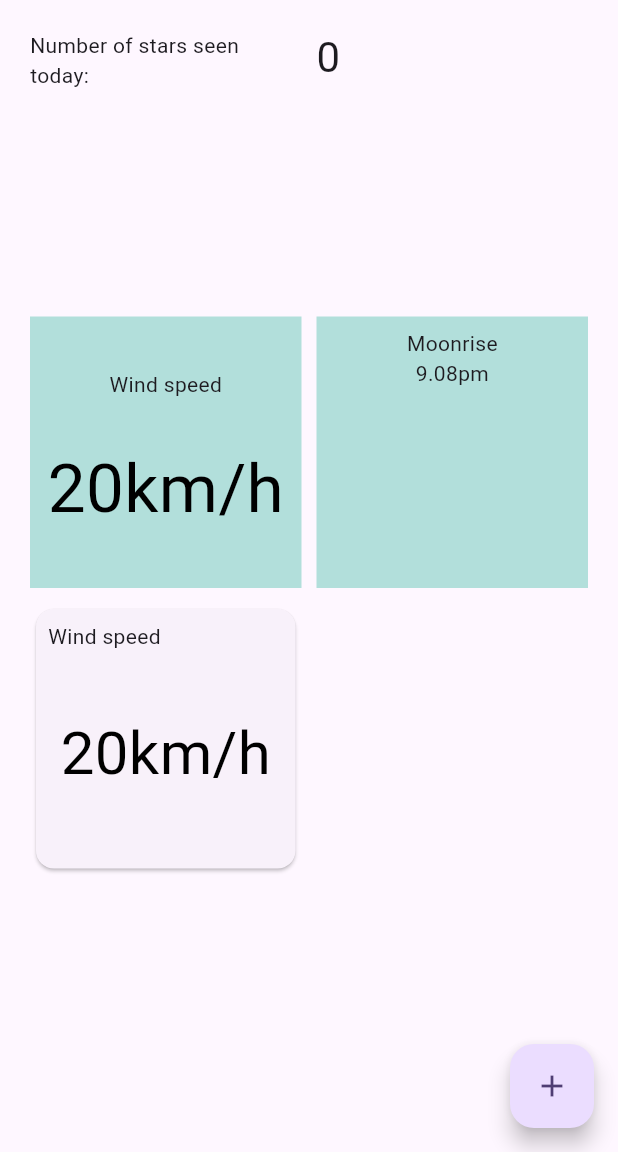
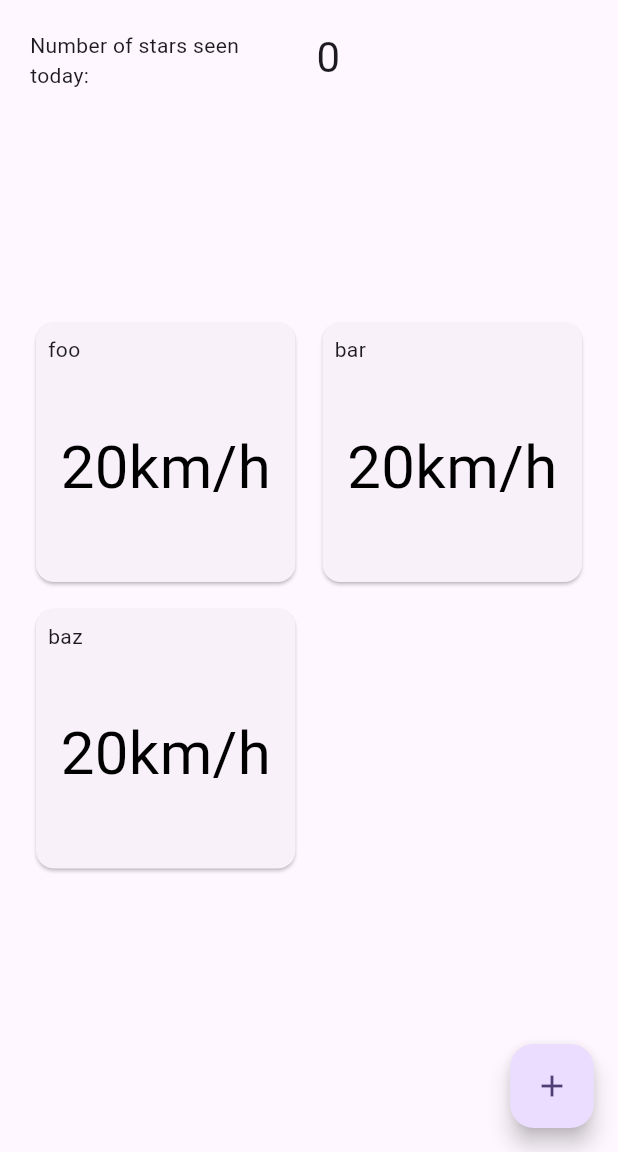
Before and after one commit to johnkimhyuntae/astral, a Flutter app: the screen it shows after launch, on a phone screen of 412 x 824 dp, the part 84-1236 px from its top. Run offline on Flutter 3.47's test engine with Material 3 defaults, Android fonts, the phone set to English and light mode, and no system bars.

Commit message:
Added custom card widget

```diff
--- a/lib/main.dart
+++ b/lib/main.dart
@@ -1,6 +1,7 @@
 import 'package:flutter/material.dart';
 import 'package:flutter/widgets.dart';
 
+import 'weather_info_card.dart';
 void main() {
   runApp(const MyApp());
 }
@@ -90,9 +91,9 @@ class _MyHomePageState extends State<MyHomePage> {
       body: Center(
         // Center is a layout widget. It takes a single child and positions it
         // in the middle of the parent.
-        child: GridView.extent(
+        child: GridView.count(
           padding: const EdgeInsets.all(20),
-          maxCrossAxisExtent: 200,
+          crossAxisCount: 2,
           crossAxisSpacing: 10,
           mainAxisSpacing: 10,
           children: <Widget>[
@@ -103,33 +104,9 @@ class _MyHomePageState extends State<MyHomePage> {
               '$_counter',
               style: Theme.of(context).textTheme.headlineMedium,
             ),
-            Container(
-              padding: const EdgeInsets.all(8),
-              color: Colors.teal[100],
-              child: const Column(
-                mainAxisAlignment: MainAxisAlignment.spaceEvenly,
-                children: [
-                  Text("Wind speed"),
-                  Text('20km/h',
-                    style: TextStyle(
-                    color: Colors.black,
-                    fontSize: 45,
-                    )
-                  ),
-                ],
-              ),
-            ),
-            Container(
-              padding: const EdgeInsets.all(8),
-              color: Colors.teal[100],
-              child: const Column(
-                children: [
-                  Text("Moonrise",),
-                  Text('9.08pm'),
-                ],
-              ),
-            ),
-            const WeatherInfoCard(),
+            const WeatherInfoCard(title:"foo"),
+            const WeatherInfoCard(title:"bar"),
+            const WeatherInfoCard(title:"baz"),
           ],
         ),
       ),
@@ -141,43 +118,3 @@ class _MyHomePageState extends State<MyHomePage> {
     );
   }
 }
-
-class WeatherInfoCard extends StatefulWidget {
-  const WeatherInfoCard({super.key});
-
-  @override
-  State<WeatherInfoCard> createState() => _WeatherInfoCardState();
-}
-
-class _WeatherInfoCardState extends State<WeatherInfoCard> {
-  @override
-  Widget build(BuildContext context) {
-    return const Center(
-      child: SizedBox(
-        width: double.infinity,
-        child: Card(
-          child: Column(
-            children: [
-              Padding(
-                padding: EdgeInsets.only(left: 8.0, top: 8.0),
-                child: Align(
-                  alignment: Alignment.centerLeft,
-                  child: Text("Wind speed")
-                ),
-              ),
-              Padding(
-                padding: EdgeInsets.symmetric(vertical: 40.0),
-                child: Text('20km/h',
-                  style: TextStyle(
-                  color: Colors.black,
-                  fontSize: 40,
-                  )
-                ),
-              ),
-            ],
-          ),
-        ),
-      ),
-    );
-  }
-}
--- /dev/null
+++ b/lib/weather_info_card.dart
@@ -0,0 +1,44 @@
+import 'package:flutter/material.dart';
+import 'package:flutter/widgets.dart';
+
+class WeatherInfoCard extends StatefulWidget {
+  final String title;
+  const WeatherInfoCard({super.key, required this.title});
+
+  @override
+  State<WeatherInfoCard> createState() => _WeatherInfoCardState();
+}
+
+class _WeatherInfoCardState extends State<WeatherInfoCard> {
+
+  @override
+  Widget build(BuildContext context) {
+    return Center(
+      child: SizedBox(
+        width: double.infinity,
+        child: Card(
+          child: Column(
+            children: [
+              Padding(
+                padding: const EdgeInsets.only(left: 8.0, top: 8.0),
+                child: Align(
+                  alignment: Alignment.centerLeft,
+                  child: Text(widget.title),
+                ),
+              ),
+              const Padding(
+                padding: EdgeInsets.symmetric(vertical: 40.0),
+                child: Text('20km/h',
+                  style: TextStyle(
+                  color: Colors.black,
+                  fontSize: 40,
+                  )
+                ),
+              ),
+            ],
+          ),
+        ),
+      ),
+    );
+  }
+}
```
